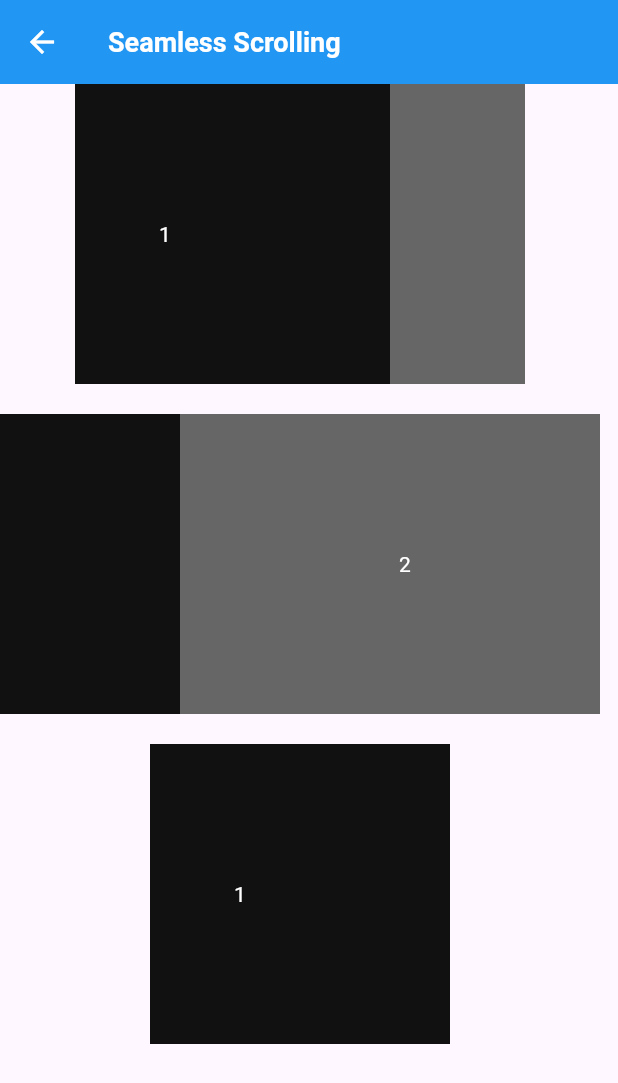
After one commit to chuwuwang/learn_flutter, a Flutter app: the BasicWidgetPage screen opened by its route, after a tap on "Seamless Scrolling", on a phone screen of 412 x 824 dp. The commit adds this screen. Shown: the top 1083 px of the screen. Run offline on Flutter 3.47's test engine with Material 3 defaults, Android fonts, the phone set to English and light mode, and no system bars; our stand-ins replace go_router.

Commit message:
feat: add SeamlessScrolling

```diff
--- a/lib/app_router_config.dart
+++ b/lib/app_router_config.dart
@@ -2,6 +2,7 @@ import 'package:flutter/material.dart';
 import 'package:go_router/go_router.dart';
 import 'package:learn_flutter/ui/basic_widget/basic_widget_page.dart';
 import 'package:learn_flutter/ui/basic_widget/customize_tab_page.dart';
+import 'package:learn_flutter/ui/basic_widget/seamless_scrolling_page.dart';
 import 'package:learn_flutter/ui/home_page.dart';
 
 class AppRouterConfig {
@@ -11,6 +12,7 @@ class AppRouterConfig {
 
     GoRoute(builder: (BuildContext context, GoRouterState state) => BasicWidgetPage(), path: BasicWidgetPage.routePath),
     GoRoute(builder: (BuildContext context, GoRouterState state) => CustomizeTabPage(), path: CustomizeTabPage.routePath),
+    GoRoute(builder: (BuildContext context, GoRouterState state) => SeamlessScrollingPage(), path: SeamlessScrollingPage.routePath),
 
   ];
 
--- /dev/null
+++ b/lib/customize/widget/customize_seamless_scrolling.dart
@@ -0,0 +1,101 @@
+import 'package:flutter/cupertino.dart';
+
+class SeamlessScrolling extends StatefulWidget {
+  const SeamlessScrolling({
+    super.key,
+    required this.containerWidth,
+    required this.containerHeight,
+    required this.children,
+    this.copyItemNumber,
+    this.milliseconds
+  });
+
+  /// 容器宽度
+  final double containerWidth;
+  /// 容器高度
+  final double containerHeight;
+  /// 要复制的子元素个数，如果存在就只复制对应的子元素，如果不存在就复制整个子元素列表
+  final int? copyItemNumber;
+  /// 子元素列表
+  final List<Widget> children;
+  /// 动画持续时间，默认 10000 毫秒
+  final int? milliseconds;
+
+  @override
+  State<SeamlessScrolling> createState() => _SeamlessScrollingState();
+}
+
+class _SeamlessScrollingState extends State<SeamlessScrolling>
+    with SingleTickerProviderStateMixin {
+  late AnimationController _controller;
+  final GlobalKey _rowKey = GlobalKey();
+  Animation<double>? _animation;
+
+  @override
+  void initState() {
+    super.initState();
+
+    WidgetsBinding.instance.addPostFrameCallback((_) {
+      _onStart();
+    });
+  }
+
+  @override
+  void dispose() {
+    _controller.dispose();
+    super.dispose();
+  }
+
+  void _onStart() {
+    double rowWidth = _measureWidth();
+
+    _controller = AnimationController(
+      duration: Duration(milliseconds: widget.milliseconds ?? 10000),
+      vsync: this,
+    )..repeat();
+
+    _animation = Tween<double>(begin: 0, end: -rowWidth)
+      .animate(_controller)
+      ..addListener(() {
+        setState(() {});
+      });
+  }
+
+  /// 获取子部件排列的宽度
+  double _measureWidth() {
+    final RenderBox box = _rowKey.currentContext!.findRenderObject() as RenderBox;
+    return box.size.width;
+  }
+
+  @override
+  Widget build(BuildContext context) {
+    return SizedBox(
+      width: widget.containerWidth,
+      height: widget.containerHeight,
+      child: Stack(
+        children: [
+          Positioned(
+            top: 0,
+            left: _animation == null ? 0 : _animation!.value,
+            child: Row(
+              children: [
+                Row(
+                  key: _rowKey,
+                  children: widget.children,
+                ),
+
+                // 如果传递了要复制的元素个数，就只复制这几个
+                if (widget.copyItemNumber != null
+                    && widget.copyItemNumber! <= widget.children.length
+                ) ...widget.children.sublist(0, widget.copyItemNumber),
+
+                // 否则全部复制一份
+                if (widget.copyItemNumber == null) ...widget.children,
+              ],
+            ),
+          ),
+        ],
+      ),
+    );
+  }
+}
--- a/lib/ui/basic_widget/basic_widget_page.dart
+++ b/lib/ui/basic_widget/basic_widget_page.dart
@@ -2,6 +2,7 @@ import 'package:flutter/material.dart';
 import 'package:go_router/go_router.dart';
 import 'package:learn_flutter/ui/base_state.dart';
 import 'package:learn_flutter/ui/basic_widget/customize_tab_page.dart';
+import 'package:learn_flutter/ui/basic_widget/seamless_scrolling_page.dart';
 import 'package:learn_flutter/utils/ktx_widget_utils.dart';
 
 class BasicWidgetPage extends StatefulWidget {
@@ -24,8 +25,10 @@ class _BasicWidgetPageState extends BaseState<BasicWidgetPage> {
   Widget onBuildWidget(BuildContext context) {
     emptyAction() => {};
     customizeTabAction() => { context.push(CustomizeTabPage.routePath) };
+    seamlessScrollingPageAction() => { context.push(SeamlessScrollingPage.routePath) };
     List<Widget> children = [
       KTXWidgetUtils.sampleItemView("Customize Tab", true, customizeTabAction),
+      KTXWidgetUtils.sampleItemView("Seamless Scrolling", true, seamlessScrollingPageAction),
     ];
     var column = Column(children: children);
     var container = Container(child: column);
--- /dev/null
+++ b/lib/ui/basic_widget/seamless_scrolling_page.dart
@@ -0,0 +1,42 @@
+import 'package:flutter/material.dart';
+import 'package:learn_flutter/customize/widget/customize_seamless_scrolling.dart';
+import 'package:learn_flutter/ui/base_state.dart';
+
+class SeamlessScrollingPage extends StatefulWidget {
+
+  static final String routePath = '/basic-widget/seamless-scrolling';
+
+  const SeamlessScrollingPage( { super.key } );
+
+  @override
+  State<SeamlessScrollingPage> createState() => _SeamlessScrollingPageState();
+
+}
+
+class _SeamlessScrollingPageState extends BaseState<SeamlessScrollingPage> {
+
+  @override
+  getTitleText() => "Seamless Scrolling";
+
+  @override
+  Widget onBuildWidget(BuildContext context) {
+    var child1 = _testChild(width: 300, height: 200, color: const Color(0xFF111111), text: '1');
+    var child2 = _testChild(width: 300, height: 200, color: const Color(0xFF666666), text: '2');
+    var child3 = _testChild(width: 300, height: 200, color: const Color(0xFF999999), text: '3');
+    var children = [child1, child2, child3];
+    var seamlessScrolling1 = SeamlessScrolling(containerWidth: 300, containerHeight: 200, copyItemNumber: 1, children: children);
+    var seamlessScrolling2 = SeamlessScrolling(containerWidth: 400, containerHeight: 200, copyItemNumber: 2, milliseconds: 5000, children: children);
+    var seamlessScrolling3 = SeamlessScrolling(containerWidth: 200, containerHeight: 200, children: children);
+    var cls = [seamlessScrolling1, const SizedBox(height: 20), seamlessScrolling2, const SizedBox(height: 20), seamlessScrolling3];
+    var column = Column(children: cls);
+    var container = Container(child: column);
+    return SingleChildScrollView(child: container);
+  }
+
+  Widget _testChild( { required double width, required double height, required Color color, required String text } ) {
+    var style = const TextStyle(color: Colors.white);
+    var textView = Text(text, style: style);
+    return Container(width: width, height: height, color: color, alignment: Alignment.center, child: textView);
+  }
+
+}
```
